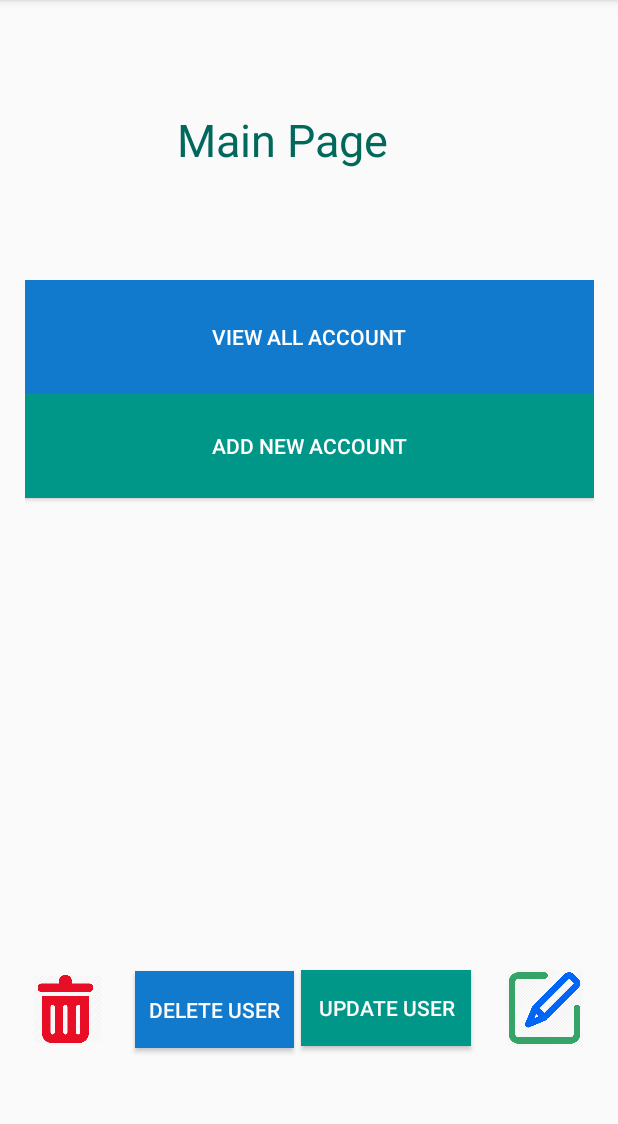
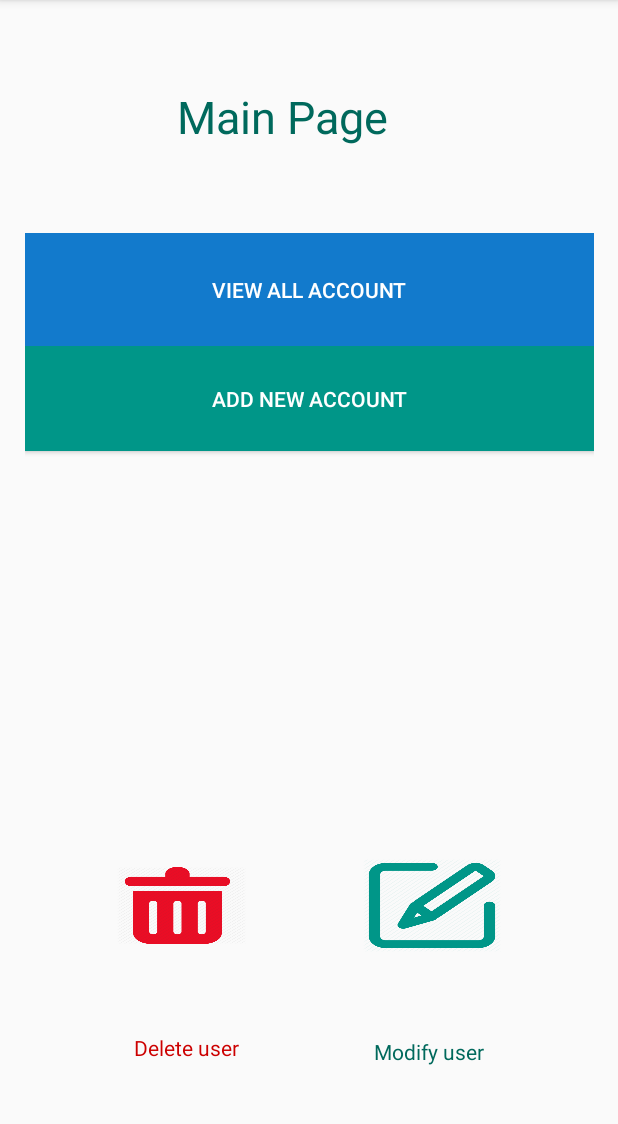
Before and after one commit to laeo94/ProjetAndroid, an Android app: the AccountHomeActivity screen opened directly, with no data from a screen before it, on a phone screen of 412 x 824 dp, the part 84-1208 px from its top. Run offline under Robolectric (Android 15) with nearby library versions, the phone set to English and light mode, and no system bars.

Commit message:
modif interface

```diff
--- a/app/src/main/java/com/example/projetmobile/AccountHomeActivity.java
+++ b/app/src/main/java/com/example/projetmobile/AccountHomeActivity.java
@@ -10,6 +10,7 @@
 import android.widget.Button;
 import android.widget.EditText;
 import android.widget.ImageView;
+import android.widget.TextView;
 import android.widget.Toast;
  import org.json.JSONException;
 import org.json.JSONObject;
@@ -21,7 +22,7 @@
     private Button updatePerson, ok, cancel,delete,viewAllBtn, addNewBtn;
     private EditText pseudo;
     private String personId;
-    private ImageView modify;
+    private TextView modify;
     private int success;
 
     @Override
@@ -39,7 +40,6 @@
         delete = findViewById(R.id.button7);
         ok.setVisibility(View.INVISIBLE);
         pseudo.setVisibility(View.INVISIBLE);
-        modify =findViewById(R.id.imageView8);
         viewAllBtn.setOnClickListener(new View.OnClickListener() {
             @Override
             public void onClick(View v) {
--- a/app/src/main/res/layout/activity_account_home.xml
+++ b/app/src/main/res/layout/activity_account_home.xml
@@ -38,14 +38,13 @@
 
     <Button
         android:id="@+id/updateperson"
-        android:layout_width="113dp"
-        android:layout_height="50dp"
-        android:background="@color/darkgreen"
+        android:layout_width="92dp"
+        android:layout_height="62dp"
+        android:background="@drawable/modify"
         android:backgroundTint="@color/darkgreen"
-        android:text="Update user"
         android:textColor="@color/white"
-        app:layout_constraintBottom_toBottomOf="parent"
-        app:layout_constraintEnd_toStartOf="@+id/imageView8"
+        app:layout_constraintBottom_toTopOf="@+id/textView12"
+        app:layout_constraintEnd_toEndOf="parent"
         app:layout_constraintHorizontal_bias="0.5"
         app:layout_constraintStart_toEndOf="@+id/button7"
         app:layout_constraintTop_toBottomOf="@+id/button2" />
@@ -56,7 +55,7 @@
         android:layout_height="42dp"
         android:contentDescription="New Pseudo"
         android:hint="New Pseudo"
-        app:layout_constraintBottom_toTopOf="@+id/ok"
+        app:layout_constraintBottom_toTopOf="@+id/button2"
         app:layout_constraintEnd_toEndOf="parent"
         app:layout_constraintHorizontal_bias="0.5"
         app:layout_constraintStart_toStartOf="parent"
@@ -69,7 +68,7 @@
         android:background="@color/bluedark"
         android:text="ok"
         android:textColor="@color/white"
-        app:layout_constraintBottom_toTopOf="@+id/imageView5"
+        app:layout_constraintBottom_toTopOf="@+id/button7"
         app:layout_constraintEnd_toStartOf="@+id/button2"
         app:layout_constraintHorizontal_bias="0.5"
         app:layout_constraintStart_toStartOf="parent"
@@ -77,15 +76,14 @@
 
     <Button
         android:id="@+id/button7"
-        android:layout_width="106dp"
+        android:layout_width="86dp"
         android:layout_height="51dp"
-        android:background="@color/bluedark"
-        android:text="Delete user"
+        android:background="@drawable/delete"
         android:textColor="@color/white"
-        app:layout_constraintBottom_toBottomOf="parent"
+        app:layout_constraintBottom_toTopOf="@+id/textView9"
         app:layout_constraintEnd_toStartOf="@+id/updateperson"
         app:layout_constraintHorizontal_bias="0.5"
-        app:layout_constraintStart_toEndOf="@+id/imageView5"
+        app:layout_constraintStart_toStartOf="parent"
         app:layout_constraintTop_toBottomOf="@+id/ok" />
 
     <Button
@@ -114,25 +112,28 @@
         app:layout_constraintStart_toStartOf="parent"
         app:layout_constraintTop_toTopOf="parent" />
 
-    <ImageView
-        android:id="@+id/imageView5"
-        android:layout_width="79dp"
-        android:layout_height="45dp"
+    <TextView
+        android:id="@+id/textView9"
+        android:layout_width="wrap_content"
+        android:layout_height="wrap_content"
+        android:text="Delete user"
+        android:textColor="@android:color/holo_red_dark"
         app:layout_constraintBottom_toBottomOf="parent"
-        app:layout_constraintEnd_toStartOf="@+id/button7"
+        app:layout_constraintEnd_toStartOf="@+id/textView12"
         app:layout_constraintHorizontal_bias="0.5"
         app:layout_constraintStart_toStartOf="parent"
-        app:layout_constraintTop_toBottomOf="@+id/ok"
-        app:srcCompat="@drawable/delete" />
+        app:layout_constraintTop_toBottomOf="@+id/button7" />
 
-    <ImageView
-        android:id="@+id/imageView8"
-        android:layout_width="87dp"
-        android:layout_height="52dp"
+    <TextView
+        android:id="@+id/textView12"
+        android:layout_width="wrap_content"
+        android:layout_height="wrap_content"
+        android:text="Modify user"
+        android:textColor="@color/darkdarkgreen"
         app:layout_constraintBottom_toBottomOf="parent"
         app:layout_constraintEnd_toEndOf="parent"
         app:layout_constraintHorizontal_bias="0.5"
-        app:layout_constraintStart_toEndOf="@+id/updateperson"
-        app:layout_constraintTop_toBottomOf="@+id/button2"
-        app:srcCompat="@drawable/modify" />
+        app:layout_constraintStart_toEndOf="@+id/textView9"
+        app:layout_constraintTop_toBottomOf="@+id/updateperson" />
+
 </android.support.constraint.ConstraintLayout>
--- a/app/src/main/res/layout/activity_depense.xml
+++ b/app/src/main/res/layout/activity_depense.xml
@@ -4,6 +4,7 @@
     xmlns:tools="http://schemas.android.com/tools"
     android:layout_width="match_parent"
     android:layout_height="match_parent"
+
     tools:context="com.example.projetmobile.DepenseActivity">
 
     <LinearLayout
@@ -31,11 +32,17 @@
 
         <Button
             android:id="@+id/supp"
-            android:layout_width="wrap_content"
-            android:layout_height="wrap_content"
+            android:layout_height="match_parent"
             android:layout_alignEnd="@+id/linearLayout2"
             android:layout_weight="1"
             android:text="Delete" />
+
+        <ImageView
+            android:id="@+id/imageView16"
+            android:layout_width="10dp"
+            android:layout_height="50dp"
+            android:layout_weight="1"
+            app:srcCompat="@drawable/delete" />
     </LinearLayout>
 
     <TextView
--- a/app/src/main/res/layout/activity_list_part.xml
+++ b/app/src/main/res/layout/activity_list_part.xml
@@ -9,9 +9,9 @@
 
     <TextView
         android:id="@+id/textView1"
-        android:layout_width="174dp"
-        android:layout_height="123dp"
-        android:text="  Other person  participation"
+        android:layout_width="247dp"
+        android:layout_height="99dp"
+        android:text=" Other person  participate"
         android:textColor="@color/darkdarkgreen"
         android:textSize="30sp"
         app:layout_constraintBottom_toTopOf="@+id/personList"
@@ -19,7 +19,7 @@
         app:layout_constraintHorizontal_bias="0.5"
         app:layout_constraintStart_toStartOf="parent"
         app:layout_constraintTop_toTopOf="parent"
-        app:layout_constraintVertical_bias="0.584" />
+        app:layout_constraintVertical_bias="0.6" />
 
     <ListView
         android:id="@+id/personList"
@@ -71,8 +71,8 @@
 
     <ImageView
         android:id="@+id/imageView13"
-        android:layout_width="204dp"
-        android:layout_height="121dp"
+        android:layout_width="139dp"
+        android:layout_height="114dp"
         app:layout_constraintBottom_toTopOf="@+id/personList"
         app:layout_constraintEnd_toEndOf="parent"
         app:layout_constraintHorizontal_bias="0.5"
```
Also changed, not shown: app/src/main/res/drawable/add.png (added), app/src/main/res/drawable/logo_main.png.
